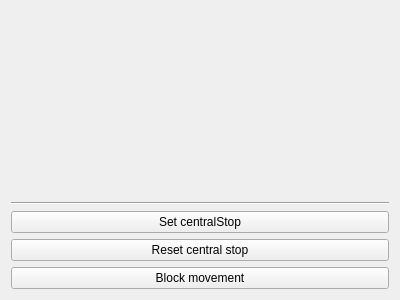
Old version of the form mrvk_gui/ui/Widgets/MrvkDriver/MrvkDriver.ui in the repository MatejBartosovic/mrvk_project.
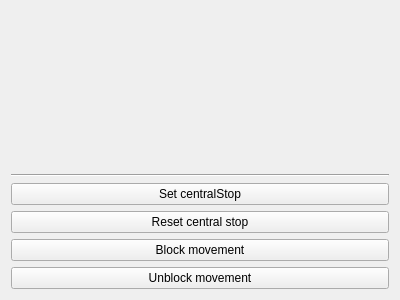
New version of the form. Custom widgets are drawn as their Qt base class.

Commit message: Mrvk central stop / block movement gui buttons

```diff
--- a/mrvk_gui/ui/Widgets/MrvkDriver/MrvkDriver.ui
+++ b/mrvk_gui/ui/Widgets/MrvkDriver/MrvkDriver.ui
@@ -49,6 +49,13 @@
      </property>
     </widget>
    </item>
+   <item>
+    <widget class="QPushButton" name="unblockMovementButton">
+     <property name="text">
+      <string>Unblock movement</string>
+     </property>
+    </widget>
+   </item>
   </layout>
  </widget>
  <customwidgets>
```
Left out of the diff: 6 changed lines with no effect on the pictures. The commit also changes 6 other files.
